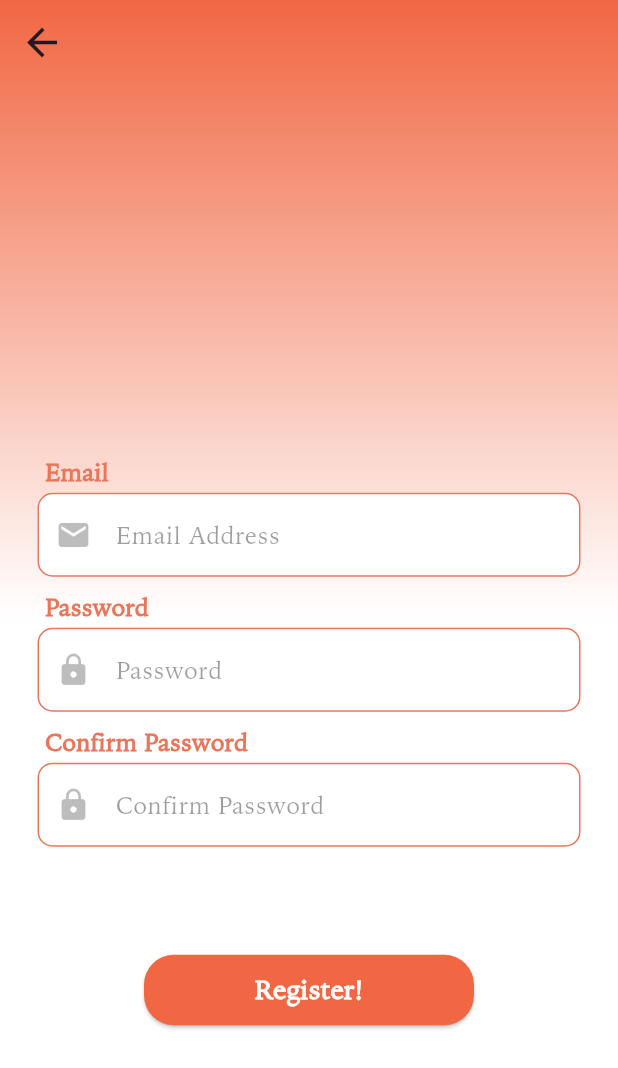
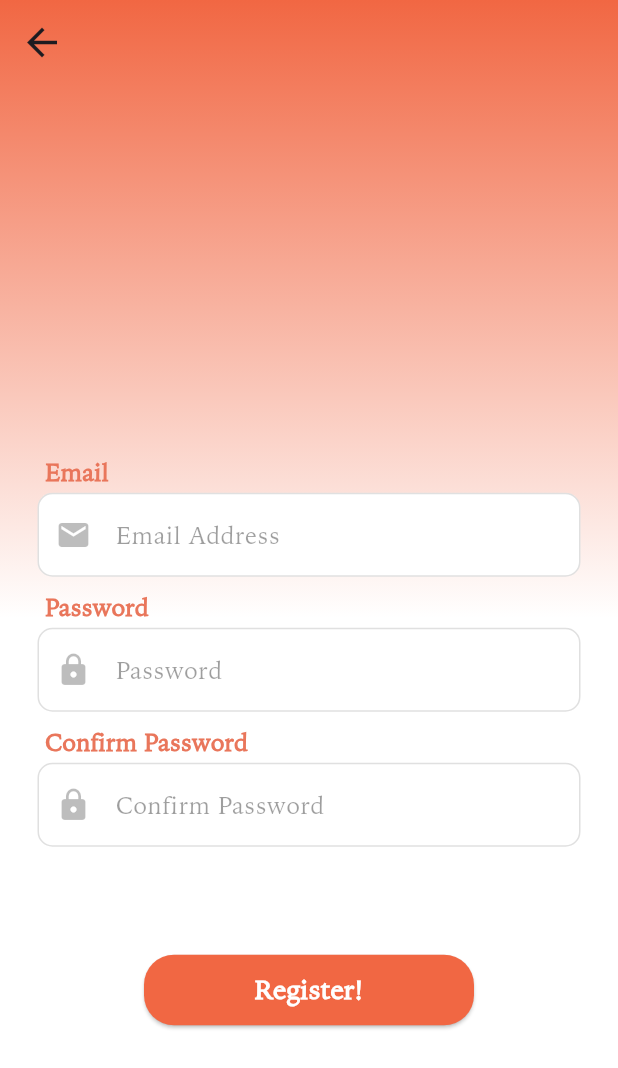
Before and after one commit to SparkUp-App/SparkUp-Android, a Flutter app: the RegisterPage screen opened by its route, on a phone screen of 412 x 824 dp. Shown: the top 1068 px of the screen. Run offline on Flutter 3.47's test engine with Material 3 defaults, Android fonts, the light colour scheme and no system bars; missing offline and left inert: toasty_box.

Commit message:
!adjust ui

```diff
--- a/lib/screen/register_page.dart
+++ b/lib/screen/register_page.dart
@@ -48,7 +48,7 @@ class _RegisterPageState extends State<RegisterPage> {
                 filled: true,
                 fillColor: Colors.white,
                 enabledBorder: OutlineInputBorder(
-                  borderSide: const BorderSide(color: Color(0xFFE9765B)),
+                  borderSide: BorderSide(color: Colors.black12),
                   borderRadius: BorderRadius.circular(10.0),
                 ),
                 focusedBorder: OutlineInputBorder(
@@ -56,7 +56,7 @@ class _RegisterPageState extends State<RegisterPage> {
                   borderRadius: BorderRadius.circular(10.0),
                 ),
                 border: OutlineInputBorder(
-                  borderSide: const BorderSide(color: Color(0xFFE9765B)),
+                  borderSide: BorderSide(color: Colors.black12),
                   borderRadius: BorderRadius.circular(10.0),
                 ),
                 prefixIcon: Icon(textFieldIcon),
```
